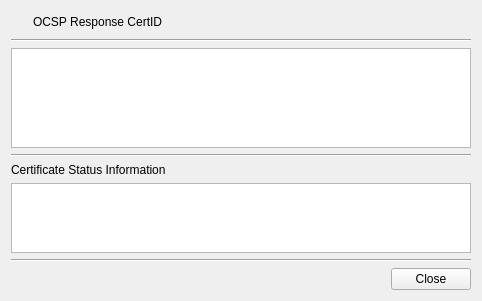
Above: BerEditor/cert_id_dlg.ui from jykim74/BerEditor before the change. Below: the same form after it.
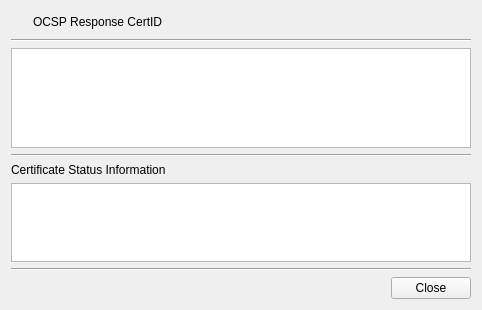
That is the form after the change. Icons and pictures are not drawn.

Patch:
```diff
--- a/BerEditor/cert_id_dlg.ui
+++ b/BerEditor/cert_id_dlg.ui
@@ -7,7 +7,7 @@
     <x>0</x>
     <y>0</y>
     <width>478</width>
-    <height>300</height>
+    <height>310</height>
    </rect>
   </property>
   <property name="windowTitle">
```
Left out of the diff: 12 changed lines with no effect on the pictures.
